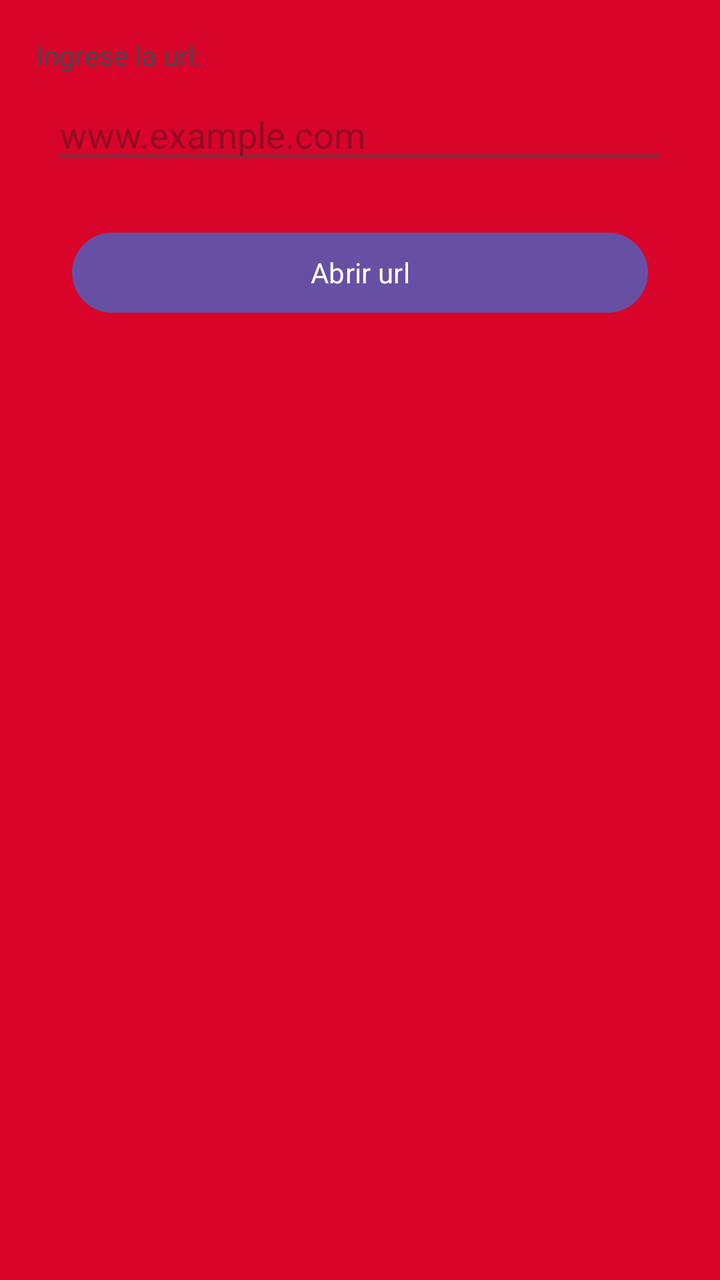
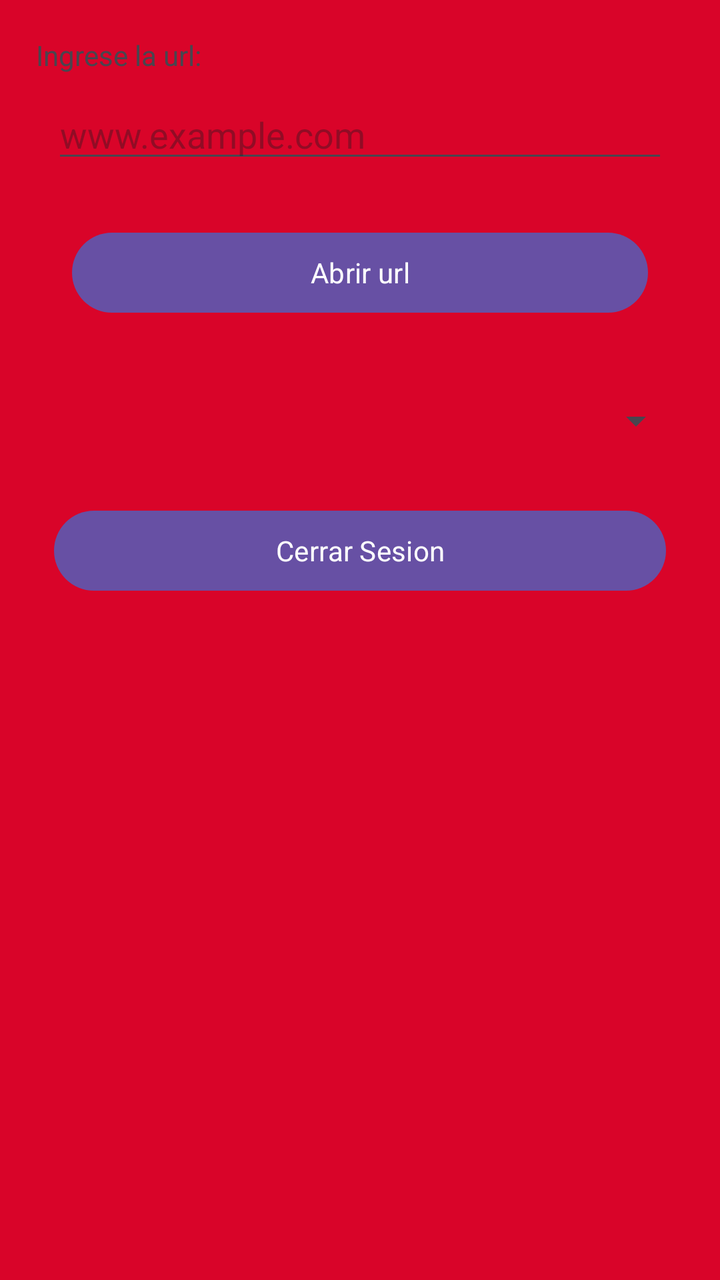

Two renders of the same Android screen: before a commit and after it. Below are the layout's source before the change and the commit's diff.
<!-- AndroidManifest.xml: application theme Theme.Dispositivos_moviles_clases -->
<!-- res/layout/activity_principal.xml -->
<?xml version="1.0" encoding="utf-8"?>
<LinearLayout xmlns:android="http://schemas.android.com/apk/res/android"
    xmlns:app="http://schemas.android.com/apk/res-auto"
    xmlns:tools="http://schemas.android.com/tools"
    android:id="@+id/main"
    android:layout_width="match_parent"
    android:layout_height="match_parent"
    android:background="@color/title_color"
    android:orientation="vertical"
    android:padding="18dp"
    android:layout_gravity="center"
    tools:context=".Principal">

    <TextView
        android:layout_width="match_parent"
        android:layout_height="wrap_content"
        android:text="Ingrese la url: "/>

    <com.google.android.material.textfield.TextInputEditText
        android:id="@+id/urlText"
        android:layout_width="match_parent"
        android:layout_height="wrap_content"
        android:layout_margin="8dp"
        android:hint="www.example.com"/>

    <com.google.android.material.button.MaterialButton
        android:id="@+id/urlBtn"
        android:layout_width="match_parent"
        android:layout_height="wrap_content"
        android:layout_margin="18dp"
        android:text="Abrir url"/>
</LinearLayout>
<!-- resources referenced by this layout -->
<resources>
  <color name="title_color">#d90429</color>
  <style name="Theme.Dispositivos_moviles_clases" parent="Base.Theme.Dispositivos_moviles_clases" />
  <style name="Base.Theme.Dispositivos_moviles_clases" parent="Theme.Material3.DayNight.NoActionBar">
          
          <item name="android:fontFamily">@font/alfa_slab_one</item>
          
      </style>
</resources>

<!-- the commit's change to res/layout/activity_principal.xml (unified diff, before → after) -->
@@ -29,4 +29,16 @@
         android:layout_height="wrap_content"
         android:layout_margin="18dp"
         android:text="Abrir url"/>
+
+    <Spinner
+        android:id="@+id/spinnerURLs"
+        android:layout_width="match_parent"
+        android:layout_height="64dp"/>
+
+    <com.google.android.material.button.MaterialButton
+        android:id="@+id/logoutBtn"
+        android:layout_width="match_parent"
+        android:layout_height="wrap_content"
+        android:layout_margin="9dp"
+        android:text="Cerrar Sesion"/>
 </LinearLayout>
